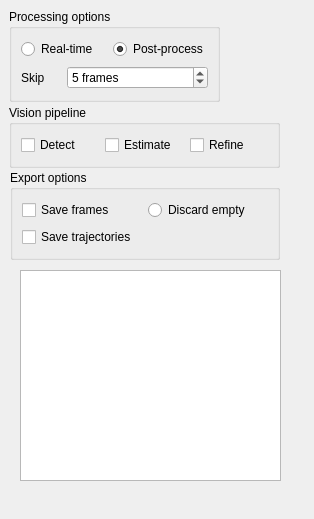
The window that jansenlib/QVision/QVisionWidget.ui (davidgrier/pyfab) describes before a commit, drawn with Qt 5.
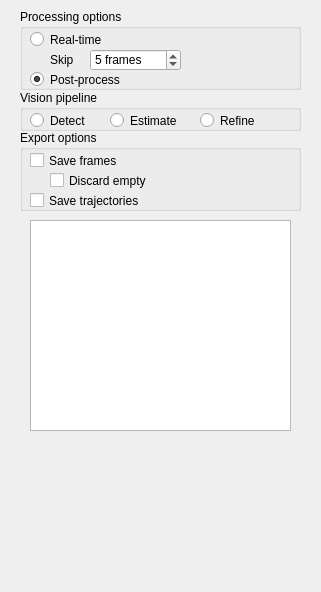
The same window after the commit. Custom widgets are drawn as their Qt base class.

Commit message: GUI simplications. Serialization hooked up to dvr.

Patch:
```diff
--- a/jansenlib/QVision/QVisionWidget.ui
+++ b/jansenlib/QVision/QVisionWidget.ui
@@ -2,12 +2,15 @@
 <ui version="4.0">
  <class>QVisionWidget</class>
  <widget class="QWidget" name="QVisionWidget">
+  <property name="enabled">
+   <bool>true</bool>
+  </property>
   <property name="geometry">
    <rect>
     <x>0</x>
     <y>0</y>
-    <width>314</width>
-    <height>519</height>
+    <width>321</width>
+    <height>592</height>
    </rect>
   </property>
   <property name="windowTitle">
@@ -16,18 +19,24 @@
   <widget class="QGroupBox" name="groupExport">
    <property name="geometry">
     <rect>
-     <x>10</x>
-     <y>170</y>
-     <width>270</width>
-     <height>90</height>
+     <x>20</x>
+     <y>130</y>
+     <width>281</width>
+     <height>81</height>
     </rect>
    </property>
    <property name="title">
     <string>Export options</string>
    </property>
-   <layout class="QGridLayout" name="gridLayout_2">
-    <item row="0" column="0">
      <widget class="QCheckBox" name="checkFrames">
+    <property name="geometry">
+     <rect>
+      <x>10</x>
+      <y>20</y>
+      <width>151</width>
+      <height>21</height>
+     </rect>
+    </property>
       <property name="text">
        <string>Save frames</string>
       </property>
@@ -38,81 +47,119 @@
        <bool>false</bool>
       </property>
      </widget>
-    </item>
-    <item row="0" column="1">
-     <widget class="QRadioButton" name="bdiscard">
+   <widget class="QCheckBox" name="checkDiscard">
+    <property name="geometry">
+     <rect>
+      <x>30</x>
+      <y>40</y>
+      <width>141</width>
+      <height>21</height>
+     </rect>
+    </property>
       <property name="text">
        <string>Discard empty</string>
       </property>
      </widget>
-    </item>
-    <item row="1" column="0">
      <widget class="QCheckBox" name="checkTrajectories">
+    <property name="geometry">
+     <rect>
+      <x>10</x>
+      <y>60</y>
+      <width>171</width>
+      <height>21</height>
+     </rect>
+    </property>
       <property name="text">
        <string>Save trajectories</string>
       </property>
      </widget>
-    </item>
-   </layout>
   </widget>
   <widget class="QGroupBox" name="groupPipeline">
    <property name="geometry">
     <rect>
-     <x>9</x>
-     <y>105</y>
-     <width>271</width>
-     <height>63</height>
+     <x>20</x>
+     <y>90</y>
+     <width>281</width>
+     <height>41</height>
     </rect>
    </property>
    <property name="title">
     <string>Vision pipeline</string>
    </property>
-   <layout class="QHBoxLayout" name="horizontalLayout_5">
-    <item>
-     <widget class="QCheckBox" name="checkDetect">
-      <property name="text">
-       <string>Detect</string>
-      </property>
-     </widget>
-    </item>
-    <item>
-     <widget class="QCheckBox" name="checkEstimate">
+   <widget class="QRadioButton" name="bEstimate">
+    <property name="geometry">
+     <rect>
+      <x>90</x>
+      <y>20</y>
+      <width>91</width>
+      <height>21</height>
+     </rect>
+    </property>
       <property name="text">
        <string>Estimate</string>
       </property>
      </widget>
-    </item>
-    <item>
-     <widget class="QCheckBox" name="checkRefine">
+   <widget class="QRadioButton" name="bRefine">
+    <property name="geometry">
+     <rect>
+      <x>180</x>
+      <y>20</y>
+      <width>81</width>
+      <height>21</height>
+     </rect>
+    </property>
       <property name="text">
        <string>Refine</string>
       </property>
      </widget>
-    </item>
-   </layout>
+   <widget class="QRadioButton" name="bDetect">
+    <property name="geometry">
+     <rect>
+      <x>10</x>
+      <y>20</y>
+      <width>71</width>
+      <height>21</height>
+     </rect>
+    </property>
+    <property name="text">
+     <string>Detect</string>
+    </property>
+   </widget>
   </widget>
   <widget class="QGroupBox" name="groupProcess">
    <property name="geometry">
     <rect>
-     <x>9</x>
+     <x>20</x>
      <y>9</y>
-     <width>211</width>
-     <height>93</height>
+     <width>281</width>
+     <height>81</height>
     </rect>
    </property>
    <property name="title">
     <string>Processing options</string>
    </property>
-   <layout class="QGridLayout" name="gridLayout">
-    <item row="0" column="0" colspan="2">
      <widget class="QRadioButton" name="breal">
+    <property name="geometry">
+     <rect>
+      <x>10</x>
+      <y>20</y>
+      <width>121</width>
+      <height>21</height>
+     </rect>
+    </property>
       <property name="text">
        <string>Real-time</string>
       </property>
      </widget>
-    </item>
-    <item row="0" column="2">
      <widget class="QRadioButton" name="bpost">
+    <property name="geometry">
+     <rect>
+      <x>10</x>
+      <y>60</y>
+      <width>131</width>
+      <height>21</height>
+     </rect>
+    </property>
       <property name="text">
        <string>Post-process</string>
       </property>
@@ -120,16 +167,28 @@
        <bool>true</bool>
       </property>
      </widget>
-    </item>
-    <item row="1" column="0">
      <widget class="QLabel" name="label">
+    <property name="geometry">
+     <rect>
+      <x>30</x>
+      <y>40</y>
+      <width>41</width>
+      <height>21</height>
+     </rect>
+    </property>
       <property name="text">
        <string>Skip</string>
       </property>
      </widget>
-    </item>
-    <item row="1" column="1" colspan="2">
      <widget class="QSpinBox" name="skipBox">
+    <property name="geometry">
+     <rect>
+      <x>70</x>
+      <y>40</y>
+      <width>91</width>
+      <height>22</height>
+     </rect>
+    </property>
       <property name="suffix">
        <string> frames</string>
       </property>
@@ -143,14 +202,15 @@
        <number>5</number>
       </property>
      </widget>
-    </item>
-   </layout>
   </widget>
   <widget class="PlotWidget" name="plot">
+   <property name="enabled">
+    <bool>true</bool>
+   </property>
    <property name="geometry">
     <rect>
-     <x>20</x>
-     <y>270</y>
+     <x>30</x>
+     <y>220</y>
      <width>261</width>
      <height>211</height>
     </rect>
```
Lines whose indentation alone changed are shown as unchanged. The commit also changes 3 other files.
